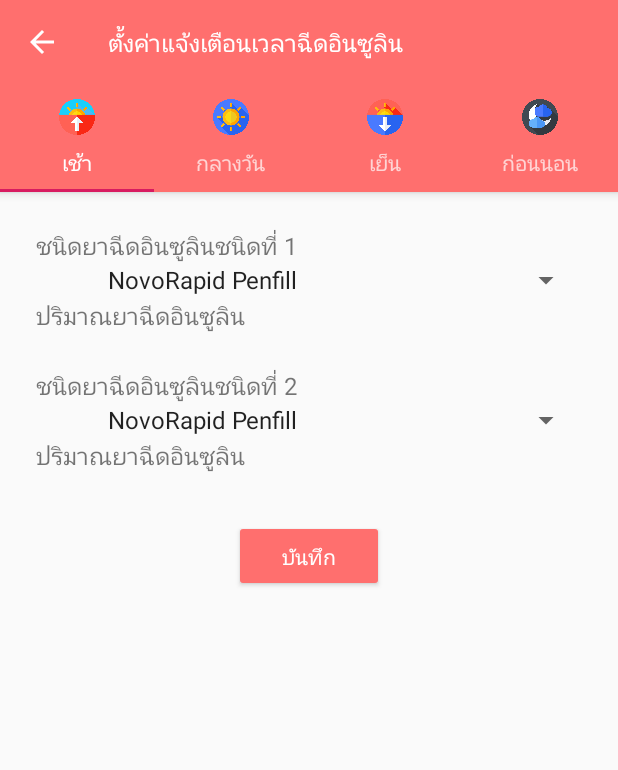
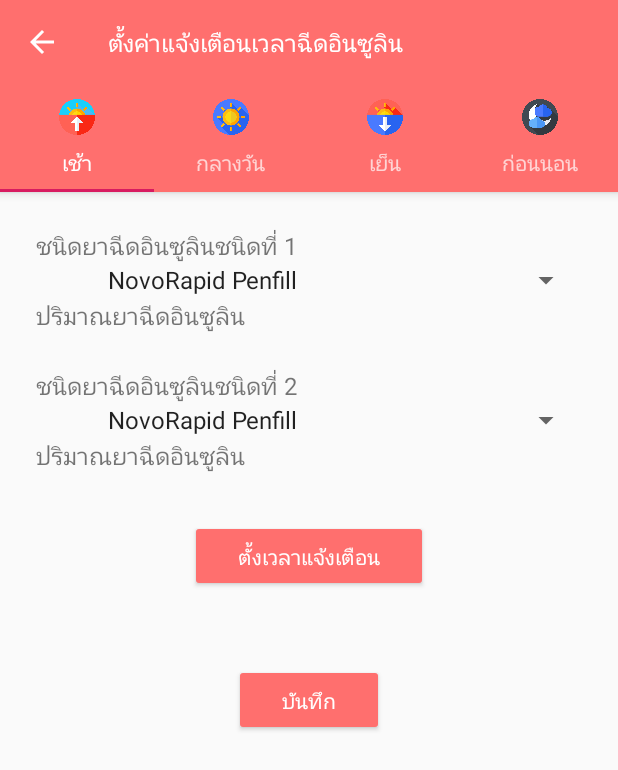
Before and after one commit to peeranont-ja/DmAtHere, an Android app: the AlarmActivity screen opened directly, with no data from a screen before it, on a phone screen of 412 x 824 dp. Shown: the top 770 px of the screen. Run offline under Robolectric (Android 15) with nearby library versions, the phone set to English and light mode, and no system bars; our stand-ins replace EventBus; plain views replace AwesomeSpinner; 2 statements that could not run were skipped.

Commit message:
Initial AlarmReciever & EventBus

```diff
--- a/app/build.gradle
+++ b/app/build.gradle
@@ -36,4 +36,6 @@
     implementation 'com.android.support:cardview-v7:28.0.0'
 
     implementation 'com.github.sadra:AwesomeSpinner:1.1.0'
+
+    implementation 'org.greenrobot:eventbus:3.1.1'
 }
--- a/app/src/main/AndroidManifest.xml
+++ b/app/src/main/AndroidManifest.xml
@@ -3,6 +3,8 @@
     xmlns:tools="http://schemas.android.com/tools"
     package="com.kku.pharm.project.dmathere">
 
+    <uses-permission android:name="android.permission.WAKE_LOCK" />
+    <uses-permission android:name="android.permission.DISABLE_KEYGUARD" />
     <application
         android:allowBackup="true"
         android:configChanges="keyboardHidden|orientation|screenSize"
--- a/app/src/main/java/com/kku/pharm/project/dmathere/AlarmActivity.kt
+++ b/app/src/main/java/com/kku/pharm/project/dmathere/AlarmActivity.kt
@@ -7,9 +7,19 @@
 import android.support.v4.view.ViewPager
 import android.support.v7.app.AppCompatActivity
 import android.widget.LinearLayout
+import com.kku.pharm.project.dmathere.Events.SetAlarmTimeEvent
 import kotlinx.android.synthetic.main.activity_alarm.*
+import org.greenrobot.eventbus.EventBus
+import org.greenrobot.eventbus.Subscribe
+import org.greenrobot.eventbus.ThreadMode
+import java.util.*
+
 
 class AlarmActivity : AppCompatActivity() {
+
+    companion object {
+        var listValue: ArrayList<String> = ArrayList()
+    }
 
     private val iconList = intArrayOf(
             R.drawable.ic_sunrise,
@@ -33,6 +43,11 @@
         setupTabIcons()
 
         updateTabTextColors()
+    }
+
+    override fun onSupportNavigateUp(): Boolean {
+        onBackPressed()
+        return true
     }
 
     private fun setupTabIcons() {
@@ -103,8 +118,20 @@
 ////        tabView.elevation = -10F
     }
 
-    override fun onSupportNavigateUp(): Boolean {
-        onBackPressed()
-        return true
+    public override fun onStart() {
+        super.onStart()
+        EventBus.getDefault().register(this)
     }
+
+    public override fun onStop() {
+        super.onStop()
+        EventBus.getDefault().unregister(this)
+    }
+
+    @Subscribe(threadMode = ThreadMode.MAIN)
+    fun onMessageEvent(event: SetAlarmTimeEvent) {
+        /* Do something */
+    }
+
+
 }
--- a/app/src/main/java/com/kku/pharm/project/dmathere/AlarmMorningFragment.kt
+++ b/app/src/main/java/com/kku/pharm/project/dmathere/AlarmMorningFragment.kt
@@ -6,10 +6,9 @@
 import android.view.View
 import android.view.ViewGroup
 import android.widget.ArrayAdapter
+import com.kku.pharm.project.dmathere.Events.SetAlarmTimeEvent
 import kotlinx.android.synthetic.main.fragment_alarm_morning.*
-import com.isapanah.awesomespinner.AwesomeSpinner
-
-
+import org.greenrobot.eventbus.EventBus
 
 
 class AlarmMorningFragment : Fragment() {
@@ -27,10 +26,13 @@
 
     private fun setupView() {
         setupMedicineTypeSpinner()
+        btn_set_alarm.setOnClickListener {
+            EventBus.getDefault().post(SetAlarmTimeEvent())
+        }
     }
 
-    private fun setupMedicineTypeSpinner(){
-        val categories =  arrayOf(
+    private fun setupMedicineTypeSpinner() {
+        val categories = arrayOf(
                 "NovoRapid Penfill",
                 "Insulatard Penfill",
                 "Actrapid Penfill",
@@ -41,10 +43,9 @@
                 "Mixtard 30 HM",
                 "Actrapid HM",
                 "Insulatard HM"
-                )
+        )
 
-        val adapter = ArrayAdapter(context,android.R.layout.simple_spinner_item, categories)
-//        val categoriesAdapter = ArrayAdapter(this, android.R.layout.simple_spinner_item, categories)
+        val adapter = ArrayAdapter(context, android.R.layout.simple_spinner_item, categories)
 
         spinner_first_medicine.setAdapter(adapter)
         spinner_second_medicine.setAdapter(adapter)
@@ -57,5 +58,4 @@
             //TODO YOUR ACTIONS
         }
     }
-
 }
--- /dev/null
+++ b/app/src/main/java/com/kku/pharm/project/dmathere/Events/SetAlarmTimeEvent.kt
@@ -0,0 +1,4 @@
+package com.kku.pharm.project.dmathere.Events
+
+class SetAlarmTimeEvent {
+}
--- a/app/src/main/res/layout/fragment_alarm_morning.xml
+++ b/app/src/main/res/layout/fragment_alarm_morning.xml
@@ -57,6 +57,20 @@
                 android:textSize="@dimen/text_regular_body" />
 
             <Button
+                android:id="@+id/btn_set_alarm"
+                android:layout_width="wrap_content"
+                android:layout_height="wrap_content"
+                android:layout_gravity="center_horizontal"
+                android:layout_marginTop="32dp"
+                android:layout_marginBottom="16dp"
+                android:backgroundTint="@color/colorPrimary"
+                android:paddingStart="32dp"
+                android:paddingEnd="32dp"
+                android:text="ตั้งเวลาแจ้งเตือน"
+                android:textColor="@android:color/white"
+                android:textSize="@dimen/text_button" />
+
+            <Button
                 android:id="@+id/btn_save"
                 android:layout_width="wrap_content"
                 android:layout_height="wrap_content"
```
Also changed, not shown: app/src/main/java/com/kku/pharm/project/dmathere/AlarmReceiver.kt (added, +14 -0 lines), app/src/main/java/com/kku/pharm/project/dmathere/Events/ShowEvent.kt (added, +79 -0 lines), app/src/main/res/layout/activity_notification.xml (added, +41 -0 lines).
